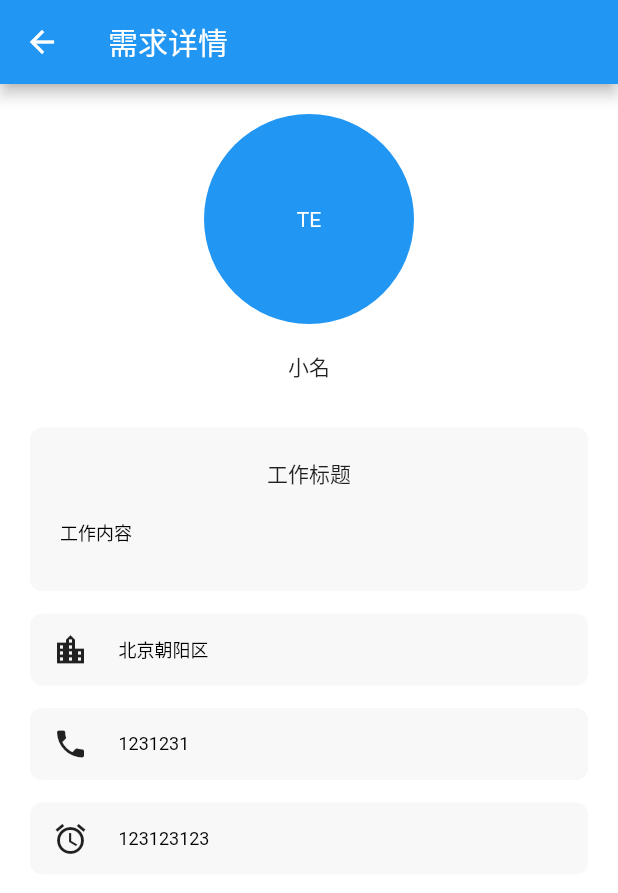
After one commit to susuyan/FindCraft, a Flutter app: the RequirementsDetailsPage screen opened by its route, on a phone screen of 412 x 824 dp. The commit adds this screen. Shown: the top 893 px of the screen. Run offline on Flutter 3.47's test engine with Material 2 defaults, Android fonts, the phone set to English and light mode, and no system bars; our stand-ins replace bloc, dio, equatable, fluro, flutter_screenutil; missing offline and left inert: dart:ffi; statements that could not run were skipped.

Commit message:
需求详情

```diff
--- a/lib/pages/home_page.dart
+++ b/lib/pages/home_page.dart
@@ -82,10 +82,15 @@ class _HomePageState extends State<HomePage> {
                     Application.router.navigateTo(context, Routes.requirements);
                   },
                 ),
-                OrderItem(),
+                OrderItem(
+                  didSelect: () {
+                    Application.router
+                        .navigateTo(context, Routes.requirementsDetails);
+                  },
+                ),
                 MoreHeaderView(
                   title: '师傅列表',
-                  morePressed: (){
+                  morePressed: () {
                     Application.router.navigateTo(context, Routes.workerList);
                   },
                 ),
@@ -139,6 +144,12 @@ class _MoreHeaderViewState extends State<MoreHeaderView> {
 
 /// 精选雇主 Item
 class OrderItem extends StatefulWidget {
+  const OrderItem({
+    this.didSelect,
+    Key key,
+  }) : super(key: key);
+  final Function didSelect;
+
   @override
   _OrderItemState createState() => _OrderItemState();
 }
@@ -146,7 +157,9 @@ class OrderItem extends StatefulWidget {
 class _OrderItemState extends State<OrderItem> {
   @override
   Widget build(BuildContext context) {
-    return Container(
+    return GestureDetector(
+      onTap: this.widget.didSelect,
+      child: Container(
         padding: EdgeInsets.only(left: 20, right: 20),
         color: Colors.white,
         child: Column(
@@ -187,11 +200,10 @@ class _OrderItemState extends State<OrderItem> {
             )
           ],
         ),
+      ),
     );
   }
 }
-
-
 
 class RecommendTags extends StatelessWidget {
   const RecommendTags({this.tags, Key key}) : super(key: key);
--- /dev/null
+++ b/lib/pages/requiriments_details_page.dart
@@ -0,0 +1,112 @@
+import 'package:find_craft/common/common_style.dart';
+import 'package:find_craft/widgets/avatar.dart';
+import 'package:find_craft/widgets/gray_background.dart';
+import 'package:flutter/material.dart';
+
+class RequirementsDetailsPage extends StatefulWidget {
+  RequirementsDetailsPage({Key key}) : super(key: key);
+
+  @override
+  _RequirementsDetailsPageState createState() =>
+      _RequirementsDetailsPageState();
+}
+
+class _RequirementsDetailsPageState extends State<RequirementsDetailsPage> {
+  @override
+  Widget build(BuildContext context) {
+    return Scaffold(
+      appBar: AppBar(
+        title: Text('需求详情'),
+      ),
+      body: Container(
+          color: Colors.white,
+          padding: EdgeInsets.fromLTRB(20, 0, 20, 0),
+          child: ListView(
+            children: <Widget>[
+              SizedBox(height: 20,),
+              Center(
+                child: FLAvatar(
+                  height: 140,
+                  width: 140,
+                  radius: 70,
+                  color: Colors.blue,
+                  text: 'TE',
+                  textStyle: TextStyle(color: Colors.white),
+                ),
+              ),
+              Padding(
+                padding: EdgeInsets.only(top: 18, bottom: 30),
+                child: Center(
+                  child: Text('小名'),
+                ),
+              ),
+              _createDetailsInfo('工作标题', '工作内容'),
+              ContactInfo(
+                icon: Icons.location_city,
+                info: '北京朝阳区',
+              ),
+              ContactInfo(
+                icon: Icons.phone,
+                info: '1231231',
+              ),
+              ContactInfo(
+                icon: Icons.access_alarm,
+                info: '123123123',
+              )
+            ],
+          )),
+    );
+  }
+
+  Widget _createDetailsInfo(String title, String info) {
+    return Container(
+      decoration: BoxDecoration(
+          color: Color(0xFFF8F8F8), borderRadius: BorderRadius.circular(8)),
+      padding: EdgeInsets.fromLTRB(20, 20, 20, 30),
+      child: Column(
+        children: <Widget>[
+          Text(title),
+          SizedBox(
+            height: 20,
+          ),
+          Align(
+            alignment: Alignment.centerLeft,
+            child: Text(
+            info,
+            style: CommonStyle.black12,
+          ),
+          )
+        ],
+      ),
+    );
+  }
+}
+
+class ContactInfo extends StatefulWidget {
+  ContactInfo({this.icon, this.info, Key key}) : super(key: key);
+  final IconData icon;
+  final String info;
+  @override
+  _ContactInfoState createState() => _ContactInfoState();
+}
+
+class _ContactInfoState extends State<ContactInfo> {
+  @override
+  @override
+  Widget build(BuildContext context) {
+    return GrayBackground(
+      child: Row(
+        children: <Widget>[
+          Icon(this.widget.icon),
+          SizedBox(
+            width: 20,
+          ),
+          Text(
+            this.widget.info,
+            style: CommonStyle.black12,
+          )
+        ],
+      ),
+    );
+  }
+}
--- a/lib/route/route_handles.dart
+++ b/lib/route/route_handles.dart
@@ -1,6 +1,7 @@
 import 'package:find_craft/pages/home_page.dart';
 import 'package:find_craft/pages/main_page.dart';
 import 'package:find_craft/pages/requirements_page.dart';
+import 'package:find_craft/pages/requiriments_details_page.dart';
 import 'package:find_craft/pages/select_city_page.dart';
 import 'package:find_craft/pages/craft_list_page.dart';
 import 'package:find_craft/pages/worker_publish_page.dart';
@@ -32,6 +33,11 @@ var requirementsHandler =
   return RequirementsPage();
 });
 
+var requimentsDetailsHandler =
+    Handler(handlerFunc: (BuildContext, Map<String, List<String>> params) {
+  return RequirementsDetailsPage();
+});
+
 var workerListHandler =
     Handler(handlerFunc: (BuildContext, Map<String, List<String>> params) {
   return CraftListPage();
--- a/lib/route/routes.dart
+++ b/lib/route/routes.dart
@@ -11,7 +11,8 @@ class Routes {
   static const ownerPublish = '/wonerPublish';
   static const selectCity = '/select_City';
   static const requirements = '/requirements';
-  static const workerList= '/worker_list';
+  static const workerList = '/worker_list';
+  static const requirementsDetails = '/requirements_details';
 
   static void configureRoutes(Router router) {
     router.notFoundHandler = Handler(
@@ -29,6 +30,8 @@ class Routes {
 
     router.define(requirements, handler: requirementsHandler);
 
+    router.define(requirementsDetails, handler: requimentsDetailsHandler);
+
     router.define(workerList, handler: workerListHandler);
   }
 }
--- /dev/null
+++ b/lib/widgets/gray_background.dart
@@ -0,0 +1,22 @@
+import 'package:flutter/material.dart';
+
+class GrayBackground extends StatefulWidget {
+  GrayBackground({this.child, Key key}) : super(key: key);
+  final Widget child;
+
+  @override
+  _GrayBackgroundState createState() => _GrayBackgroundState();
+}
+
+class _GrayBackgroundState extends State<GrayBackground> {
+  @override
+  Widget build(BuildContext context) {
+    return Container(
+      margin: EdgeInsets.only(top: 15),
+      padding: EdgeInsets.fromLTRB(15, 12, 15, 12),
+      decoration: BoxDecoration(
+          color: Color(0xFFF8F8F8), borderRadius: BorderRadius.circular(8)),
+      child: this.widget.child,
+    );
+  }
+}
```
Lines whose indentation alone changed are shown as unchanged.
